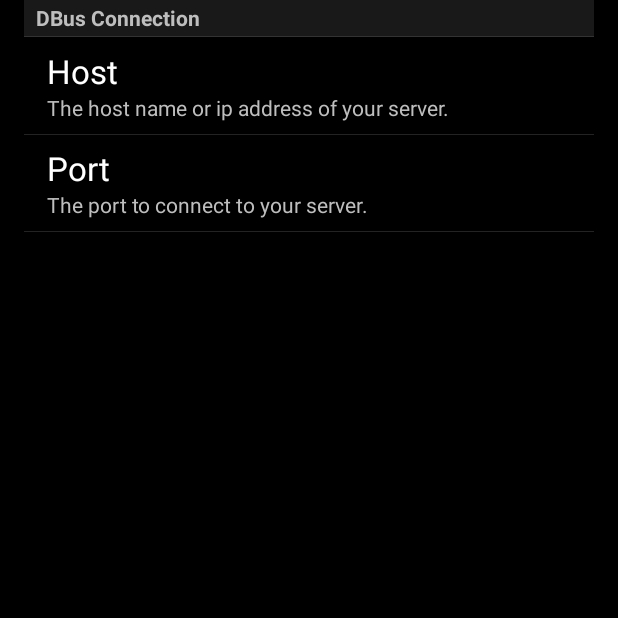
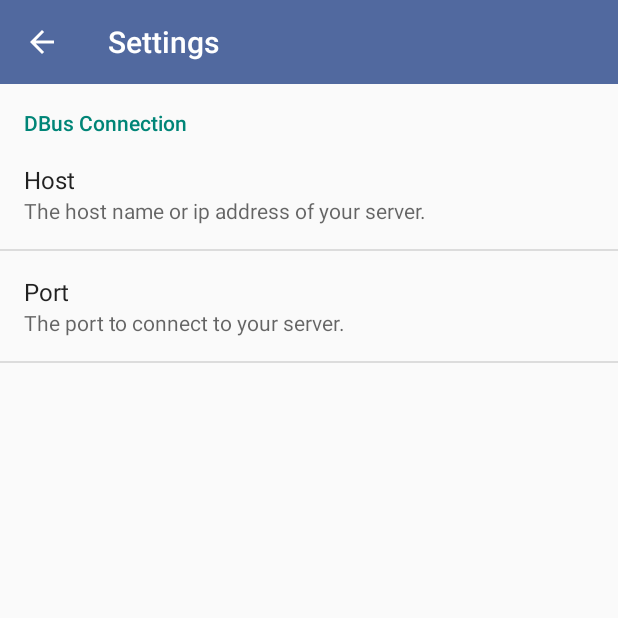
Before and after one commit to rynkowsg/hamster-client-android, an Android app: the SettingsActivity screen opened directly, with no data from a screen before it, on a phone screen of 412 x 824 dp, the top half of it. Run offline under Robolectric (Android 15) with nearby library versions, the phone set to English and light mode, and no system bars.

Commit message:
Moving SettingsActivity to using own layout, part 1

```diff
--- a/app/src/main/AndroidManifest.xml
+++ b/app/src/main/AndroidManifest.xml
@@ -33,7 +33,13 @@
             android:exported="false" />
         <activity
             android:name=".ui.SettingsActivity"
-            android:theme="@android:style/Theme.Black.NoTitleBar" />
+            android:label="@string/title_settings"
+            android:parentActivityName=".ui.MainActivity">
+            <meta-data
+                android:name="android.support.PARENT_ACTIVITY"
+                android:value=".ui.MainActivity" />
+        </activity>
+
     </application>
 
 </manifest>
--- a/app/src/main/java/info/rynkowski/hamsterclient/ui/AddFactActivity.java
+++ b/app/src/main/java/info/rynkowski/hamsterclient/ui/AddFactActivity.java
@@ -56,6 +56,8 @@ public class AddFactActivity extends ActionBarActivity {
         Log.d(TAG, "onOptionsItemSelected(), item.getItemId() = " + item.getItemId());
         switch (item.getItemId()) {
             case (R.id.action_settings):
+                Intent intent = new Intent(this, SettingsActivity.class);
+                startActivity(intent);
                 return true;
             default:
                 return super.onOptionsItemSelected(item);
--- a/app/src/main/java/info/rynkowski/hamsterclient/ui/SettingsActivity.java
+++ b/app/src/main/java/info/rynkowski/hamsterclient/ui/SettingsActivity.java
@@ -1,22 +1,32 @@
 package info.rynkowski.hamsterclient.ui;
 
 import android.os.Bundle;
-import android.preference.PreferenceActivity;
 import android.preference.PreferenceFragment;
 import android.preference.PreferenceManager;
+import android.support.v7.app.ActionBarActivity;
+import android.support.v7.widget.Toolbar;
 
 import info.rynkowski.hamsterclient.R;
 
-public class SettingsActivity extends PreferenceActivity {
-
+public class SettingsActivity extends ActionBarActivity {
     @Override
     protected void onCreate(Bundle savedInstanceState) {
         super.onCreate(savedInstanceState);
-        getFragmentManager()
-                .beginTransaction()
-                .replace(android.R.id.content, new SettingsFragment())
-                .commit();
-        PreferenceManager.setDefaultValues(SettingsActivity.this, R.xml.preferences, false);
+        setContentView(R.layout.activity_settings);
+
+        Toolbar toolbar = (Toolbar) findViewById(R.id.toolbar_actionbar);
+        setSupportActionBar(toolbar);
+
+        // enabling action bar app icon and behaving it as toggle button
+        getSupportActionBar().setDisplayHomeAsUpEnabled(true);
+        getSupportActionBar().setHomeButtonEnabled(true);
+
+        if (savedInstanceState == null) {
+            getFragmentManager()
+                    .beginTransaction()
+                    .add(R.id.container, new SettingsFragment())
+                    .commit();
+        }
     }
 
     public static class SettingsFragment extends PreferenceFragment {
@@ -24,6 +34,7 @@ public class SettingsActivity extends PreferenceActivity {
         public void onCreate(final Bundle savedInstanceState) {
             super.onCreate(savedInstanceState);
             addPreferencesFromResource(R.xml.preferences);
+            PreferenceManager.setDefaultValues(getActivity(), R.xml.preferences, false);
         }
     }
 }
--- /dev/null
+++ b/app/src/main/res/layout/activity_settings.xml
@@ -0,0 +1,17 @@
+<?xml version="1.0" encoding="utf-8"?>
+<LinearLayout xmlns:android="http://schemas.android.com/apk/res/android"
+    xmlns:tools="http://schemas.android.com/tools"
+    android:layout_width="match_parent"
+    android:layout_height="match_parent"
+    android:orientation="vertical"
+    tools:context=".ui.SettingsActivity">
+
+    <include layout="@layout/toolbar_actionbar" />
+
+    <FrameLayout
+        android:id="@+id/container"
+        android:layout_width="match_parent"
+        android:layout_height="0dp"
+        android:layout_weight="1" />
+
+</LinearLayout>
--- a/app/src/main/res/values/strings.xml
+++ b/app/src/main/res/values/strings.xml
@@ -40,6 +40,7 @@
 
     <!-- Other -->
     <string name="title_activity_add_fact">AddFactActivity</string>
+    <string name="title_settings">Settings</string>
 
     <string name="action_add_fact">Add a fact</string>
     <string name="action_refresh">Refresh</string>
```
